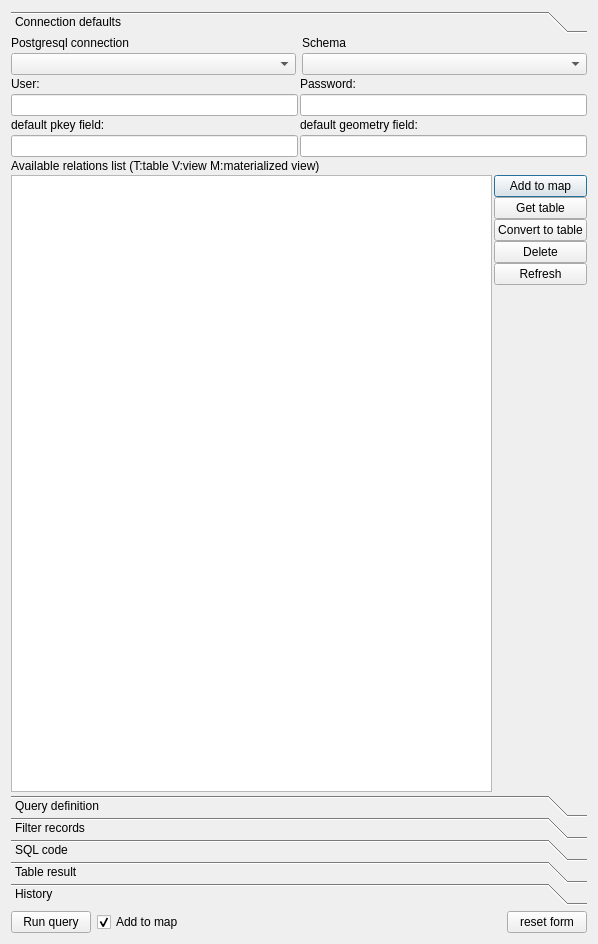
Above: ui_postgisquerybuilder_v.ui from enricofer/postgisQueryBuilder before the change. Below: the same form after it.
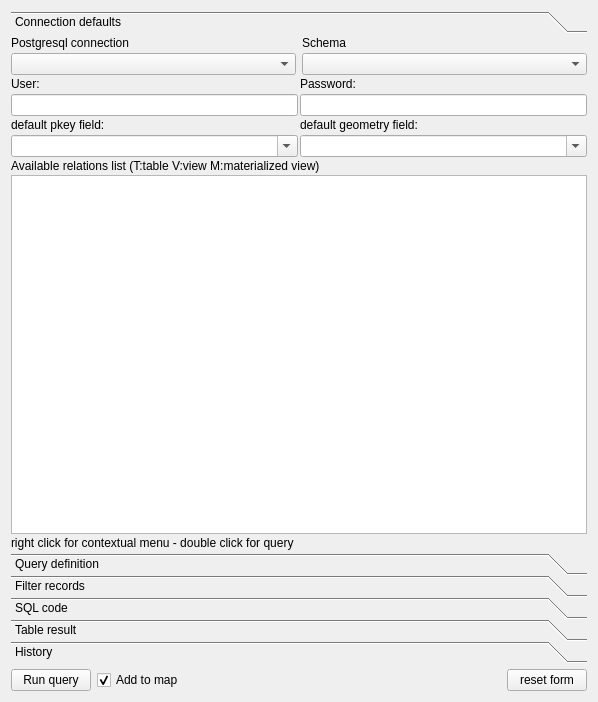
That is the form after the change. The open tabs and pages were chosen to show the change. Icons and pictures are not drawn. Custom widgets are drawn as their Qt base class.

Commit message: contextual menu in layer list auto guessing geometry and key fields

Diff of the .ui file:
```diff
--- a/ui_postgisquerybuilder_v.ui
+++ b/ui_postgisquerybuilder_v.ui
@@ -10,7 +10,7 @@
     <x>0</x>
     <y>0</y>
     <width>598</width>
-    <height>944</height>
+    <height>702</height>
    </rect>
   </property>
   <property name="sizePolicy">
@@ -64,7 +64,7 @@
         <x>0</x>
         <y>0</y>
         <width>580</width>
-        <height>767</height>
+        <height>525</height>
        </rect>
       </property>
       <attribute name="label">
@@ -192,12 +192,9 @@
               </widget>
              </item>
              <item>
-              <widget class="QLineEdit" name="KEYFIELD">
-               <property name="maximumSize">
-                <size>
-                 <width>1000000</width>
-                 <height>16777215</height>
-                </size>
+              <widget class="QComboBox" name="KEYFIELD">
+               <property name="editable">
+                <bool>true</bool>
                </property>
               </widget>
              </item>
@@ -222,12 +219,9 @@
               </widget>
              </item>
              <item>
-              <widget class="QLineEdit" name="GEOMETRYFIELD">
-               <property name="maximumSize">
-                <size>
-                 <width>10000000</width>
-                 <height>16777215</height>
-                </size>
+              <widget class="QComboBox" name="GEOMETRYFIELD">
+               <property name="editable">
+                <bool>true</bool>
                </property>
               </widget>
              </item>
@@ -263,65 +257,21 @@
          <item>
           <layout class="QHBoxLayout" name="horizontalLayout">
            <item>
-            <widget class="QListWidget" name="LayerList"/>
-           </item>
-           <item>
-            <layout class="QVBoxLayout" name="verticalLayout">
-             <property name="spacing">
-              <number>0</number>
+            <widget class="QListWidget" name="LayerList">
+             <property name="contextMenuPolicy">
+              <enum>Qt::CustomContextMenu</enum>
              </property>
-             <item>
-              <widget class="QPushButton" name="AddToMapButton">
-               <property name="text">
-                <string>Add to map</string>
-               </property>
-              </widget>
-             </item>
-             <item>
-              <widget class="QPushButton" name="GetInfoButton">
-               <property name="text">
-                <string>Get table</string>
-               </property>
-              </widget>
-             </item>
-             <item>
-              <widget class="QPushButton" name="convertToTableButton">
-               <property name="text">
-                <string>Convert to table</string>
-               </property>
-              </widget>
-             </item>
-             <item>
-              <widget class="QPushButton" name="DeleteButton">
-               <property name="text">
-                <string>Delete</string>
-               </property>
-              </widget>
-             </item>
-             <item>
-              <widget class="QPushButton" name="RefreshButton">
-               <property name="text">
-                <string>Refresh</string>
-               </property>
-              </widget>
-             </item>
-             <item>
-              <spacer name="verticalSpacer">
-               <property name="orientation">
-                <enum>Qt::Vertical</enum>
-               </property>
-               <property name="sizeHint" stdset="0">
-                <size>
-                 <width>0</width>
-                 <height>0</height>
-                </size>
-               </property>
-              </spacer>
-             </item>
-            </layout>
+            </widget>
            </item>
           </layout>
          </item>
+         <item>
+          <widget class="QLabel" name="label">
+           <property name="text">
+            <string>right click for contextual menu - double click for query</string>
+           </property>
+          </widget>
+         </item>
         </layout>
        </item>
       </layout>
```
Left out of the diff: 12 changed lines with no effect on the pictures. The commit also changes 5 other files.
